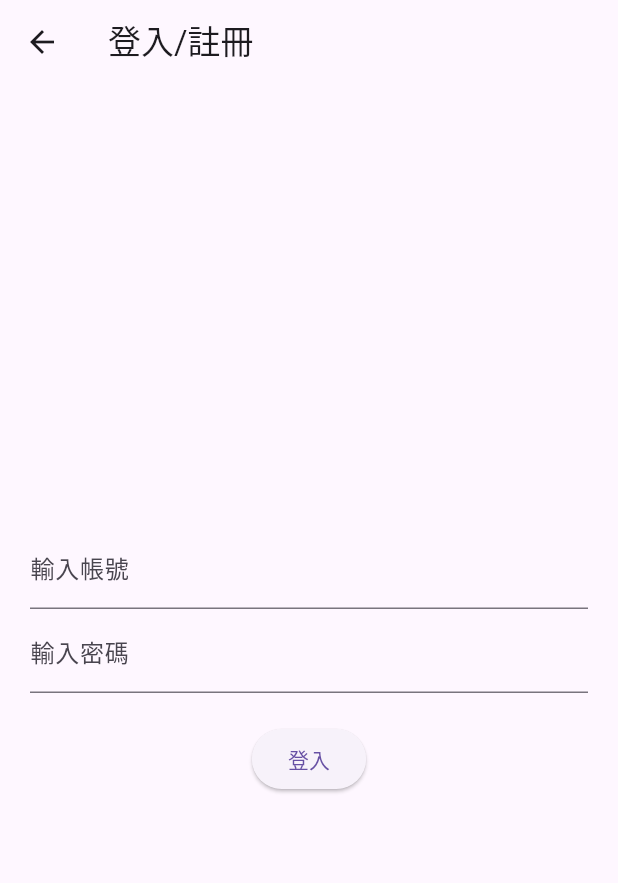
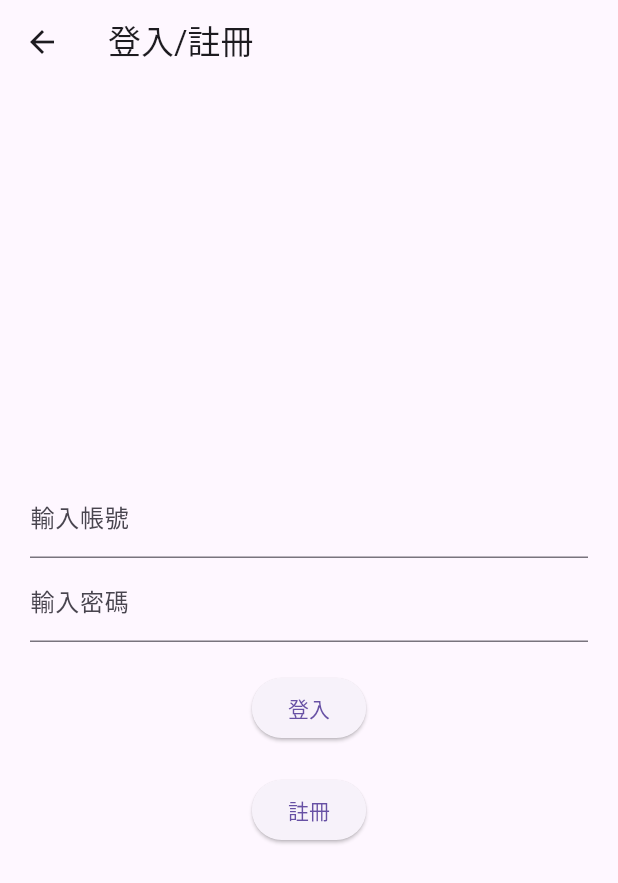
Before and after one commit to yo20703/password_manager, a Flutter app: the screen it shows after launch, after a tap on "開始使用", on a phone screen of 412 x 824 dp. Shown: the top 883 px of the screen. Run offline on Flutter 3.47's test engine with Material 3 defaults, Android fonts, the phone set to English and light mode, and no system bars; our stand-ins replace sqflite; accounts and stored records are empty.

Commit message:
RegisterScreen

```diff
--- a/lib/main.dart
+++ b/lib/main.dart
@@ -1,4 +1,5 @@
 import 'package:flutter/material.dart';
+import 'package:password_manager/view/SplashScreen.dart';
 
 void main() {
   runApp(const MyApp());
@@ -15,86 +16,3 @@ class MyApp extends StatelessWidget{
   }
 
 }
-
-class SplashScreen extends StatelessWidget{
-  const SplashScreen({super.key});
-
-  @override
-  Widget build(BuildContext context) {
-    return Scaffold(
-      body: Center(
-        child: Column(
-            mainAxisAlignment: MainAxisAlignment.center,
-            children: <Widget>[
-              FlutterLogo(
-                size: 100,
-              ),
-              SizedBox(
-                height: 10,
-              ),
-              Text(
-                  "密碼管理服務",
-                style: TextStyle(
-                  fontSize: 24,
-                  fontWeight: FontWeight.bold
-                ),
-
-              ),
-              SizedBox(height: 20.0),
-              ElevatedButton(
-                onPressed: () {
-                  Navigator.push(
-                      context,
-                      MaterialPageRoute(
-                          builder: (context) => LoginRegisterScreen()
-                      )
-                  );
-                },
-                child: Text('開始使用'),
-              ),
-            ]
-        ),
-      ),
-    );
-  }
-
-}
-
-class LoginRegisterScreen extends StatelessWidget {
-  @override
-  Widget build(BuildContext context) {
-    return Scaffold(
-      appBar: AppBar(
-        title: Text("登入/註冊"),
-      ),
-      body: Center(
-        child: Padding(
-          padding: EdgeInsets.all(20.0),
-          child: Column(
-            mainAxisAlignment: MainAxisAlignment.center,
-            children: [
-              TextField(
-                decoration: InputDecoration(
-                    labelText: "輸入帳號"
-                ),
-              ),
-              TextField(
-                decoration: InputDecoration(
-                    labelText: "輸入密碼"
-                ),
-                obscureText: true,
-              ),
-              SizedBox(
-                height: 20,
-              ),
-              ElevatedButton(
-                onPressed: () {  },
-                child: Text("登入"),
-              )
-            ],
-          ),
-        ),
-      ),
-    );
-  }
-}
--- /dev/null
+++ b/lib/view/LoginRegisterScreen.dart
@@ -0,0 +1,55 @@
+import 'package:flutter/material.dart';
+import 'package:password_manager/view/RegisterScreen.dart';
+
+class LoginRegisterScreen extends StatelessWidget {
+  @override
+  Widget build(BuildContext context) {
+    return Scaffold(
+      appBar: AppBar(
+        title: Text("登入/註冊"),
+      ),
+      body: Center(
+        child: Padding(
+          padding: EdgeInsets.all(20.0),
+          child: Column(
+            mainAxisAlignment: MainAxisAlignment.center,
+            children: [
+              TextField(
+                decoration: InputDecoration(
+                    labelText: "輸入帳號"
+                ),
+              ),
+              TextField(
+                decoration: InputDecoration(
+                    labelText: "輸入密碼"
+                ),
+                obscureText: true,
+              ),
+              SizedBox(
+                height: 20,
+              ),
+              ElevatedButton(
+                onPressed: () {  },
+                child: Text("登入"),
+              ),
+              SizedBox(
+                height: 20,
+              ),
+              ElevatedButton(
+                onPressed: () {
+                  Navigator.push(
+                      context,
+                      MaterialPageRoute(
+                          builder: (context) => RegisterScreen()
+                      )
+                  );
+                },
+                child: Text("註冊"),
+              )
+            ],
+          ),
+        ),
+      ),
+    );
+  }
+}
--- /dev/null
+++ b/lib/view/SplashScreen.dart
@@ -0,0 +1,46 @@
+import 'package:flutter/material.dart';
+
+import 'LoginRegisterScreen.dart';
+class SplashScreen extends StatelessWidget{
+  const SplashScreen({super.key});
+
+  @override
+  Widget build(BuildContext context) {
+    return Scaffold(
+      body: Center(
+        child: Column(
+            mainAxisAlignment: MainAxisAlignment.center,
+            children: <Widget>[
+              FlutterLogo(
+                size: 100,
+              ),
+              SizedBox(
+                height: 10,
+              ),
+              Text(
+                "密碼管理服務",
+                style: TextStyle(
+                    fontSize: 24,
+                    fontWeight: FontWeight.bold
+                ),
+
+              ),
+              SizedBox(height: 20.0),
+              ElevatedButton(
+                onPressed: () {
+                  Navigator.push(
+                      context,
+                      MaterialPageRoute(
+                          builder: (context) => LoginRegisterScreen()
+                      )
+                  );
+                },
+                child: Text('開始使用'),
+              ),
+            ]
+        ),
+      ),
+    );
+  }
+
+}
--- a/pubspec.yaml
+++ b/pubspec.yaml
@@ -35,6 +35,7 @@ dependencies:
   # The following adds the Cupertino Icons font to your application.
   # Use with the CupertinoIcons class for iOS style icons.
   cupertino_icons: ^1.0.6
+  sqflite: ^2.3.2
 
 dev_dependencies:
   flutter_test:
```
Also changed, not shown: lib/database/DatabaseHelper.dart (added, +62 -0 lines), lib/view/RegisterScreen.dart (added, +109 -0 lines), pubspec.lock.
